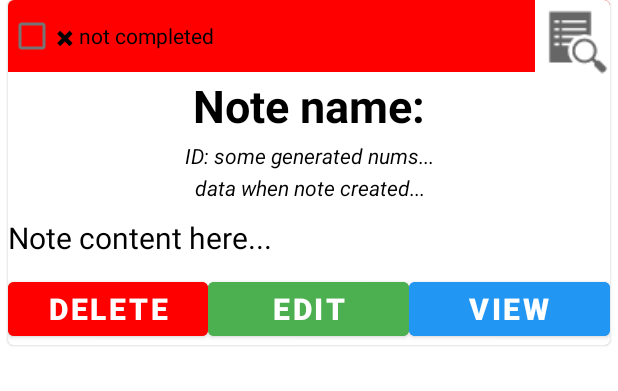
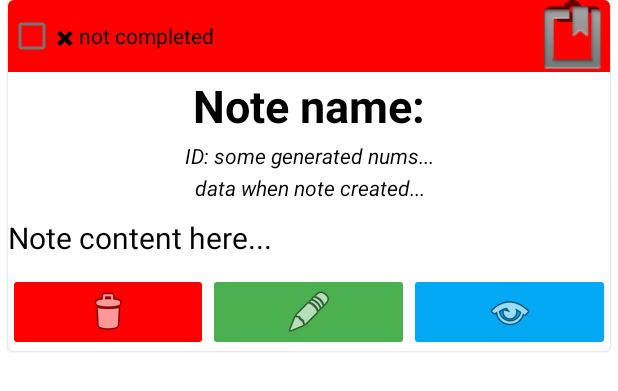
Before and after one commit to Maxdgf/My-Notes, an Android app: the layout note_view_widget.xml on its own in the app's theme, with its tools: preview values and no code run, on a phone screen of 412 x 824 dp. Shown: the top 391 px of the screen. Run offline under Robolectric (Android 15) with nearby library versions, the phone set to English and light mode, and no system bars; Roboto replaces fonts that are not available here.

Commit message:
Update note_view_widget.xml

```diff
--- a/app/src/main/res/layout/note_view_widget.xml
+++ b/app/src/main/res/layout/note_view_widget.xml
@@ -14,11 +14,11 @@
         android:layout_height="match_parent">
 
         <CheckBox
+            android:id="@+id/completeChecker"
             android:layout_width="match_parent"
             android:layout_height="wrap_content"
+            android:background="#FF0000"
             android:text="✖ not completed"
-            android:id="@+id/completeChecker"
-            android:background="#FF0000"
             app:layout_constraintLeft_toLeftOf="parent"
             app:layout_constraintTop_toTopOf="parent" />
 
@@ -74,48 +74,50 @@
                 android:background="@color/white"
                 android:orientation="horizontal">
 
-                <Button
+                <ImageButton
                     android:id="@+id/deleteThisNote"
                     android:layout_width="0dp"
                     android:layout_height="wrap_content"
                     android:layout_weight="5"
                     android:backgroundTint="#FF0000"
-                    android:text="delete"
-                    android:textSize="20sp"
-                    android:textStyle="bold" />
+                    app:srcCompat="@android:drawable/ic_menu_delete" />
 
-                <Button
+                <ImageButton
                     android:id="@+id/editThisNote"
                     android:layout_width="0dp"
                     android:layout_height="wrap_content"
                     android:layout_weight="5"
                     android:backgroundTint="#4CAF50"
-                    android:text="edit"
-                    android:textSize="20sp"
-                    android:textStyle="bold" />
+                    app:srcCompat="@android:drawable/ic_menu_edit" />
 
-                <Button
+                <ImageButton
                     android:id="@+id/viewThisNote"
                     android:layout_width="0dp"
                     android:layout_height="wrap_content"
                     android:layout_weight="5"
-                    android:backgroundTint="#2196F3"
-                    android:text="view"
-                    android:textSize="20sp"
-                    android:textStyle="bold" />
+                    android:backgroundTint="#03A9F4"
+                    app:srcCompat="@android:drawable/ic_menu_view" />
 
             </LinearLayout>
 
         </LinearLayout>
 
         <ImageView
+            android:id="@+id/checkImageIcon"
             android:layout_width="50dp"
             android:layout_height="50dp"
-            android:background="@color/white"
-            android:id="@+id/viewFullContent"
             app:layout_constraintRight_toRightOf="parent"
             app:layout_constraintTop_toTopOf="parent"
-            app:srcCompat="?android:attr/actionModeFindDrawable" />
+            app:srcCompat="?attr/actionModePasteDrawable" />
+
+        <ImageView
+            android:id="@+id/noteIcon"
+            android:layout_width="50dp"
+            android:layout_height="50dp"
+            app:layout_constraintRight_toRightOf="parent"
+            app:layout_constraintTop_toTopOf="parent"
+            android:backgroundTint="@color/white"
+            app:srcCompat="@android:drawable/ic_input_get" />
 
     </androidx.constraintlayout.widget.ConstraintLayout>
 
```
